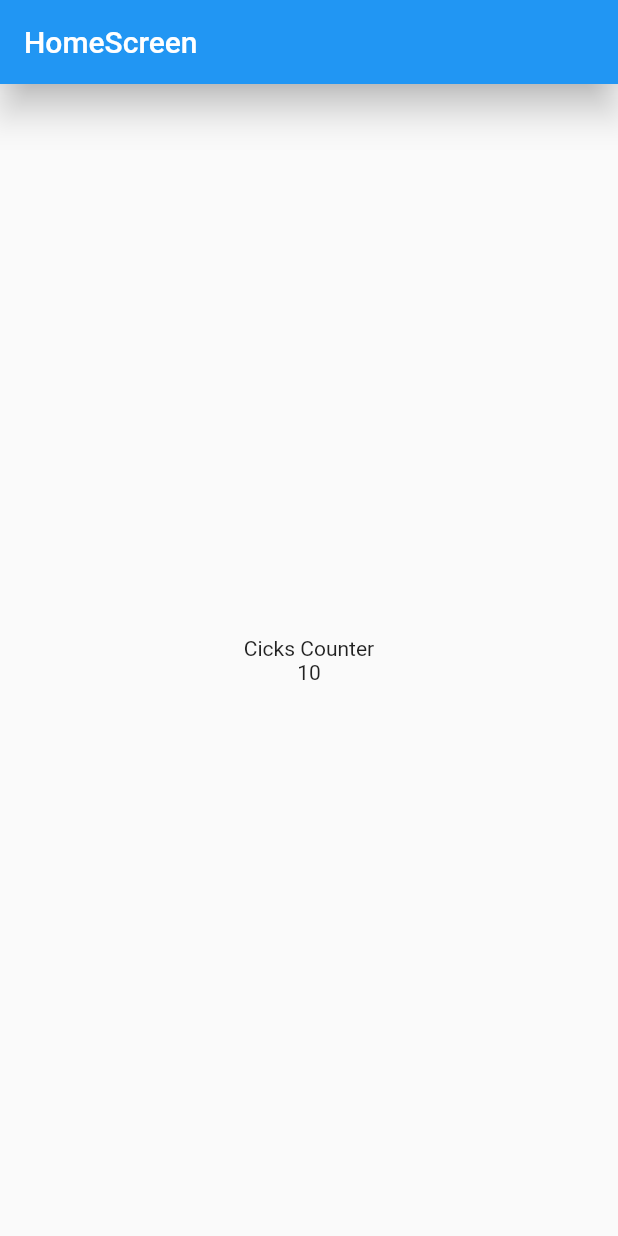
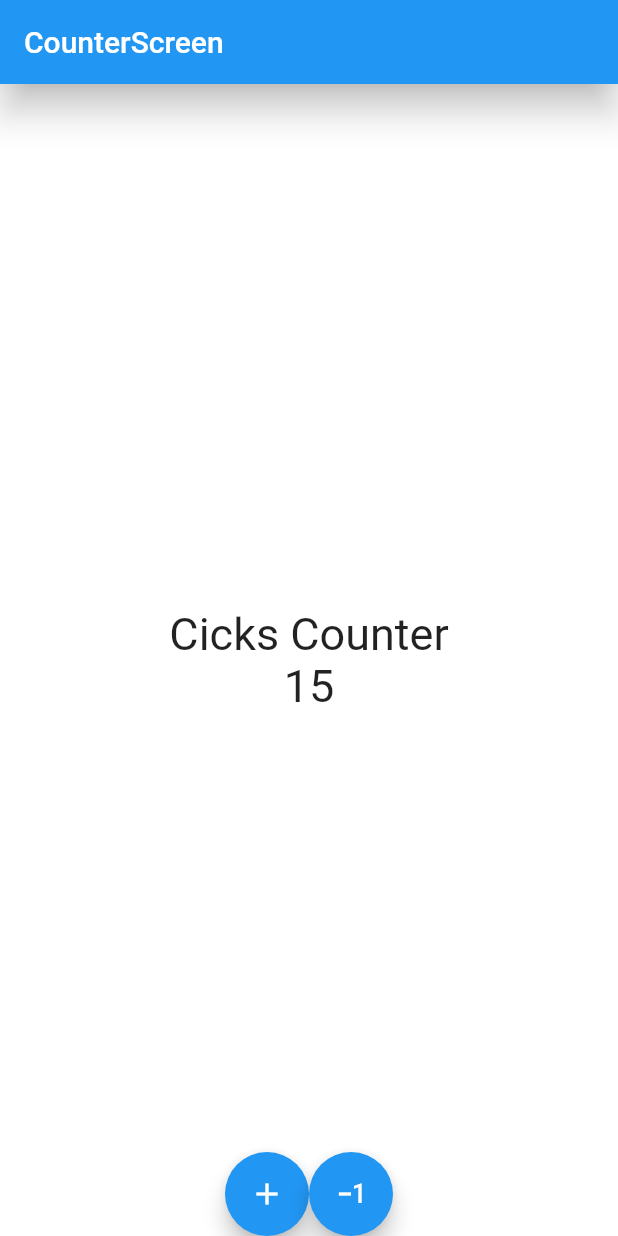
Before and after one commit to Jomiar/counter_app, a Flutter app: the screen it shows after launch, on a phone screen of 412 x 824 dp. Run offline on Flutter 3.47's test engine with Material 2 defaults, Android fonts, the phone set to English and light mode, and no system bars.

Commit message:
Proyecto terminado

```diff
--- a/lib/main.dart
+++ b/lib/main.dart
@@ -1,4 +1,5 @@
-import 'package:counter_app/screens/home_screen.dart';
+import 'package:counter_app/screens/counter_screen.dart';
+//import 'package:counter_app/screens/home_screen.dart';
 import 'package:flutter/material.dart';
 
 void main() {
@@ -13,7 +14,8 @@ class MyApp extends StatelessWidget {
     //Metodo Build
     return const MaterialApp(
       debugShowCheckedModeBanner: false,
-      home: HomeScreen(),
+      //home: HomeScreen(),
+      home: CounterScreen(),
     );
   }
 }
--- /dev/null
+++ b/lib/screens/counter_screen.dart
@@ -0,0 +1,81 @@
+import 'package:flutter/material.dart';
+
+class CounterScreen extends StatefulWidget {
+  //Aqui van las propiedades
+  const CounterScreen({super.key});
+  @override
+  State<CounterScreen> createState() => _CounterScreenState();
+}
+
+class _CounterScreenState extends State<CounterScreen> {
+  int counter = 15;
+  // int counter era una variable, pero para que se informe el cambio de estado
+  // del counter se le tubo que elevevar a propiedad
+
+  // Aqui van las propiedades
+  // Estableece a la clase como Widget
+  //en un StatefullWidget en reempñazo del build, se crea un estado
+  //llamo: State.
+  @override
+  Widget build(BuildContext context) {
+    //Aqui van las variables
+    const TextStyle fontSize30 = TextStyle(fontSize: 30);
+    //var fontSize30 = const TextStyle(fontSize: 30);
+
+    return Scaffold(
+      appBar: AppBar(
+        title: const Text('CounterScreen'),
+        elevation: 10,
+      ),
+      backgroundColor: Colors.white,
+      body: Center(
+        // Center, centra la columna.
+        child: Column(
+          mainAxisAlignment: MainAxisAlignment.center,
+          //mainAxisAligment pone en el centro de lo alto al texto
+          crossAxisAlignment: CrossAxisAlignment.center,
+          //crossAxisAligment pone en centro de lo anco al texto,
+          //es relativo al
+
+          //children: const <Widget>[Text('Cicks Counter'), Text('10')],
+          //<Widget>, se usa para especificar que solo iran widgets,
+          // y no se admitira otro tipo de dato.
+          children: [
+            const Text(
+              'Cicks Counter',
+              style: fontSize30,
+            ),
+            Text(
+              '$counter',
+              style: fontSize30,
+            ),
+          ],
+        ),
+      ),
+      floatingActionButtonLocation: FloatingActionButtonLocation.centerDocked,
+      floatingActionButton: Row(
+        mainAxisAlignment: MainAxisAlignment.center,
+        children: [
+          FloatingActionButton(
+            child: const Icon(Icons.add),
+            //Cuando se agrega el onPressed no puede ser constante floaringActionButton
+            onPressed: () {
+              counter++;
+              setState(
+                  () {}); //Esto es una funcion anonima, la funcion siempre pide un argumento.
+            },
+          ),
+          FloatingActionButton(
+            child: const Icon(Icons.exposure_minus_1_outlined),
+            //Cuando se agrega el onPressed no puede ser constante floaringActionButton
+            onPressed: () {
+              counter--;
+              setState(
+                  () {}); //Esto es una funcion anonima, la funcion siempre pide un argumento.
+            },
+          ),
+        ],
+      ),
+    );
+  }
+}
```
Also changed, not shown: lib/screens/home_screen.dart (+34 -3 lines).
